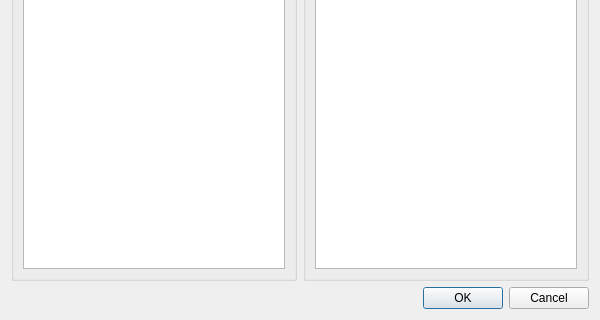
Qt form ui/dialog_vpn_settings.ui (MatsuriDayo/nekoray) before a commit; both pictures show x 0 to 600 and y 280 to 600 of the 600 by 600 pixel window.
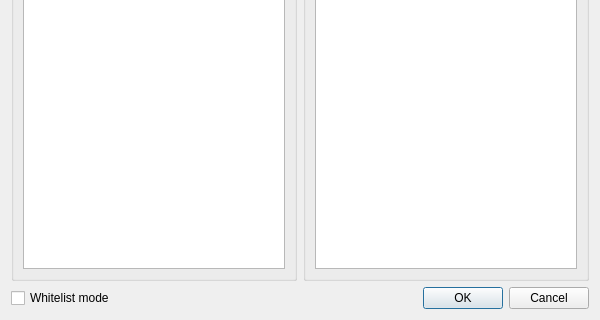
The same form after that commit.

```diff
--- a/ui/dialog_vpn_settings.ui
+++ b/ui/dialog_vpn_settings.ui
@@ -144,6 +144,18 @@
       </widget>
      </item>
     </layout>
+   </item>
+   <item>
+    <layout class="QHBoxLayout" name="horizontalLayout_3">
+     <item>
+      <widget class="QCheckBox" name="whitelist_mode">
+       <property name="toolTip">
+        <string>Whether blacklisted or whitelisted, your traffic will be handled by nekobox_core (sing-tun). This is NOT equal to &quot;process mode&quot; of some software.</string>
+       </property>
+       <property name="text">
+        <string>Whitelist mode</string>
+       </property>
+      </widget>
    </item>
    <item>
     <widget class="QDialogButtonBox" name="buttonBox">
@@ -151,6 +163,8 @@
       <set>QDialogButtonBox::Cancel|QDialogButtonBox::Ok</set>
      </property>
     </widget>
+     </item>
+    </layout>
    </item>
   </layout>
  </widget>
```
Left out of the diff: 8 changed lines with no effect on the pictures. Lines whose indentation alone changed are shown as unchanged.
